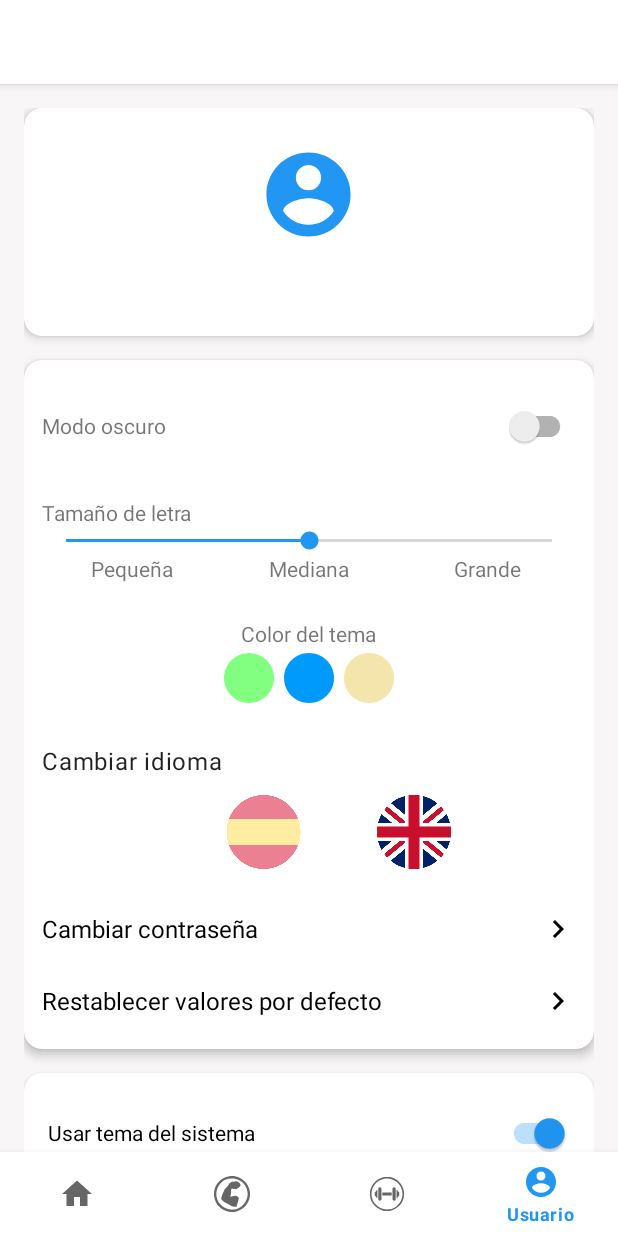
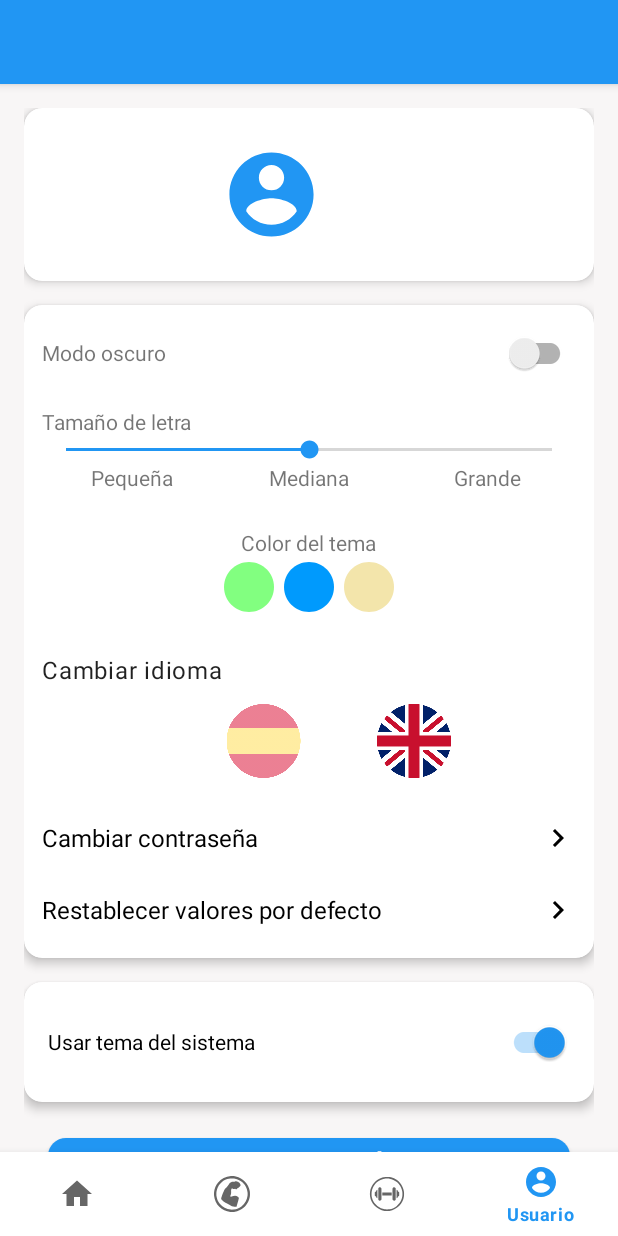
Before and after one commit to SantanaDV/app-proyecto-final-grado, an Android app: the UserFragment screen opened through its navigation route, on a phone screen of 412 x 824 dp. Run offline under Robolectric (Android 15) with nearby library versions, the phone set to English and light mode, and no system bars; our stand-ins replace data binding, navigation-ui; network calls fail.

Commit message:
Por fin he conseguido que la toolbar no se vuelva loca, ahora intentare ocultarla y si no se queda como esta

```diff
--- a/Proyecto/app/src/main/AndroidManifest.xml
+++ b/Proyecto/app/src/main/AndroidManifest.xml
@@ -1,4 +1,5 @@
 <manifest xmlns:android="http://schemas.android.com/apk/res/android"
+    xmlns:tools="http://schemas.android.com/tools"
     package="com.proyecto.facilgimapp">
 
     <uses-permission android:name="android.permission.ACCESS_NETWORK_STATE" />
@@ -12,7 +13,9 @@
         android:usesCleartextTraffic="false"
         android:roundIcon="@mipmap/ic_launcher_round"
         android:supportsRtl="true"
-        android:theme="@style/Theme.FacilGimApp">
+        android:enableOnBackInvokedCallback="true"
+        android:theme="@style/Theme.FacilGimApp"
+        tools:targetApi="33">
         <activity android:name="com.proyecto.facilgimapp.ui.activities.MainActivity"
             android:exported="true">
             <intent-filter>
--- a/Proyecto/app/src/main/java/com/proyecto/facilgimapp/ui/activities/BaseActivity.java
+++ b/Proyecto/app/src/main/java/com/proyecto/facilgimapp/ui/activities/BaseActivity.java
@@ -43,7 +43,7 @@ public abstract class BaseActivity extends AppCompatActivity {
             setTheme(R.style.Theme_Yellow);
             Log.d("THEME", "Theme aplicado: " + PreferenceManager.getThemeColor(this));
         } else {
-            setTheme(R.style.Theme_Blue);
+            setTheme(R.style.Theme_FacilGimApp);
             Log.d("THEME", "Theme aplicado: " + PreferenceManager.getThemeColor(this));
         }
 
--- a/Proyecto/app/src/main/java/com/proyecto/facilgimapp/ui/activities/MainActivity.java
+++ b/Proyecto/app/src/main/java/com/proyecto/facilgimapp/ui/activities/MainActivity.java
@@ -34,8 +34,6 @@ public class MainActivity extends BaseActivity {
         super.onCreate(savedInstanceState);
         setContentView(R.layout.activity_main);
 
-        getWindow().addFlags(WindowManager.LayoutParams.FLAG_DRAWS_SYSTEM_BAR_BACKGROUNDS);
-        getWindow().setStatusBarColor(getResources().getColor(R.color.blue_primary));
 
         // 1) Obtener el NavController
         NavHostFragment host = (NavHostFragment)
--- /dev/null
+++ b/Proyecto/app/src/main/java/com/proyecto/facilgimapp/util/BarUtils.java
@@ -0,0 +1,35 @@
+package com.proyecto.facilgimapp.util;
+
+import android.os.Build;
+import android.view.Window;
+import android.view.WindowInsets;
+import android.view.View;
+
+import androidx.annotation.ColorInt;
+import androidx.core.view.ViewCompat;
+
+public class BarUtils {
+
+    /**
+     * Cambia el color de la barra de estado:
+     * - En API>=35 dibuja un fondo con WindowInsets
+     * - En versiones anteriores usa window.statusBarColor
+     */
+    public static void setStatusBarColor(Window window, @ColorInt int color) {
+        if (Build.VERSION.SDK_INT >= Build.VERSION_CODES.VANILLA_ICE_CREAM) {
+            View decor = window.getDecorView();
+            decor.setOnApplyWindowInsetsListener((v, insets) -> {
+                // Aquí usamos android.graphics.Insets que devuelve WindowInsets.getInsets(...)
+                android.graphics.Insets sb = insets.getInsets(WindowInsets.Type.statusBars());
+                v.setBackgroundColor(color);
+                v.setPadding(0, sb.top, 0, 0);
+                return insets;
+            });
+            // Fuerza aplicación inicial de insets
+            ViewCompat.requestApplyInsets(decor);
+        } else {
+            // Comportamiento legacy para API < 35
+            window.setStatusBarColor(color);
+        }
+    }
+}
--- a/Proyecto/app/src/main/res/layout/activity_main.xml
+++ b/Proyecto/app/src/main/res/layout/activity_main.xml
@@ -2,43 +2,40 @@
     xmlns:android="http://schemas.android.com/apk/res/android"
     xmlns:app="http://schemas.android.com/apk/res-auto"
     android:layout_width="match_parent"
-    android:layout_height="match_parent">
+    android:layout_height="match_parent"
+    android:fitsSystemWindows="true">  <!--  root aplica padding de status+nav -->
 
-    <!-- AppBar: tiene id para ocultarlo entero -->
+    <!-- AppBarLayout pintado en colorPrimary, sin fitsSystemWindows extra -->
     <com.google.android.material.appbar.AppBarLayout
-        android:id="@+id/appBarLayout"
         android:layout_width="match_parent"
         android:layout_height="wrap_content"
-        android:fitsSystemWindows="true">
+        android:background="?attr/colorPrimary">
 
         <androidx.appcompat.widget.Toolbar
             android:id="@+id/toolbarMain"
             android:layout_width="match_parent"
             android:layout_height="?attr/actionBarSize"
-            android:background="@android:color/white"
-            app:title="@string/app_name"
+            android:background="?attr/colorPrimary"
+            app:titleTextColor="?attr/colorOnPrimary"
             app:popupTheme="@style/ThemeOverlay.AppCompat.Light" />
-
     </com.google.android.material.appbar.AppBarLayout>
 
-    <!-- NavHost reserva espacio bajo StatusBar -->
+    <!-- NavHost -->
     <fragment
         android:id="@+id/nav_host_fragment"
         android:name="androidx.navigation.fragment.NavHostFragment"
         android:layout_width="match_parent"
         android:layout_height="match_parent"
-        android:fitsSystemWindows="true"
         app:defaultNavHost="true"
         app:navGraph="@navigation/nav_graph"
         app:layout_behavior="@string/appbar_scrolling_view_behavior" />
 
-    <!-- BottomNav anclada al fondo -->
+    <!-- BottomNavigationView -->
     <com.google.android.material.bottomnavigation.BottomNavigationView
         android:id="@+id/bottom_nav_view"
         android:layout_width="match_parent"
         android:layout_height="wrap_content"
         android:layout_gravity="bottom"
-        android:fitsSystemWindows="true"
         app:menu="@menu/bottom_nav_menu" />
 
 </androidx.coordinatorlayout.widget.CoordinatorLayout>
--- a/Proyecto/app/src/main/res/layout/fragment_user.xml
+++ b/Proyecto/app/src/main/res/layout/fragment_user.xml
@@ -20,22 +20,23 @@
             <LinearLayout
                 android:layout_width="match_parent"
                 android:layout_height="wrap_content"
-                android:orientation="vertical"
-                android:gravity="center_horizontal">
+                android:layout_marginBottom="50dp"
+                android:gravity="center_horizontal"
+                android:orientation="vertical">
 
                 <!-- Perfil -->
                 <androidx.cardview.widget.CardView
                     android:layout_width="match_parent"
                     android:layout_height="wrap_content"
+                    android:layout_marginBottom="16dp"
                     app:cardCornerRadius="12dp"
-                    app:cardElevation="4dp"
-                    android:layout_marginBottom="16dp">
+                    app:cardElevation="4dp">
 
                     <LinearLayout
                         android:layout_width="match_parent"
                         android:layout_height="match_parent"
                         android:gravity="center_horizontal"
-                        android:orientation="vertical"
+                        android:orientation="horizontal"
                         android:padding="24dp">
 
                         <ImageView
@@ -48,7 +49,8 @@
                             android:id="@+id/tvUsername"
                             android:layout_width="wrap_content"
                             android:layout_height="wrap_content"
-                            android:layout_marginTop="12dp"
+                            android:layout_marginLeft="50dp"
+                            android:layout_marginTop="20dp"
                             android:textColor="?attr/colorOnSurface"
                             android:textSize="18sp"
                             android:textStyle="bold" />
@@ -60,9 +62,9 @@
                 <androidx.cardview.widget.CardView
                     android:layout_width="match_parent"
                     android:layout_height="wrap_content"
+                    android:layout_marginBottom="16dp"
                     app:cardCornerRadius="12dp"
-                    app:cardElevation="4dp"
-                    android:layout_marginBottom="16dp">
+                    app:cardElevation="4dp">
 
                     <LinearLayout
                         android:layout_width="match_parent"
@@ -76,7 +78,7 @@
                             android:divider="@android:color/darker_gray"
                             android:dividerHeight="1dp"
                             android:paddingTop="8dp"
-                            android:paddingBottom="8dp"/>
+                            android:paddingBottom="8dp" />
                     </LinearLayout>
                 </androidx.cardview.widget.CardView>
 
@@ -84,28 +86,28 @@
                 <androidx.cardview.widget.CardView
                     android:layout_width="match_parent"
                     android:layout_height="wrap_content"
+                    android:layout_marginBottom="16dp"
                     app:cardCornerRadius="12dp"
-                    app:cardElevation="4dp"
-                    android:layout_marginBottom="16dp">
+                    app:cardElevation="4dp">
 
                     <LinearLayout
                         android:layout_width="match_parent"
                         android:layout_height="wrap_content"
+                        android:gravity="center_vertical"
                         android:orientation="horizontal"
-                        android:padding="16dp"
-                        android:gravity="center_vertical">
+                        android:padding="16dp">
 
                         <TextView
                             android:layout_width="0dp"
                             android:layout_height="wrap_content"
                             android:layout_weight="1"
                             android:text="@string/usar_tema_del_sistema"
-                            android:textColor="?attr/colorOnSurface"/>
+                            android:textColor="?attr/colorOnSurface" />
 
                         <androidx.appcompat.widget.SwitchCompat
                             android:id="@+id/switchUseSystemTheme"
                             android:layout_width="wrap_content"
-                            android:layout_height="wrap_content"/>
+                            android:layout_height="wrap_content" />
                     </LinearLayout>
                 </androidx.cardview.widget.CardView>
 
@@ -115,8 +117,8 @@
                     style="@style/Widget.App.PrimaryButton"
                     android:layout_width="match_parent"
                     android:layout_height="wrap_content"
-                    android:text="@string/cerrar_sesi_n"
-                    android:layout_marginBottom="32dp"/>
+                    android:layout_marginBottom="32dp"
+                    android:text="@string/cerrar_sesi_n" />
             </LinearLayout>
         </androidx.core.widget.NestedScrollView>
     </androidx.coordinatorlayout.widget.CoordinatorLayout>
--- a/Proyecto/app/src/main/res/layout/item_option_dark_mode.xml
+++ b/Proyecto/app/src/main/res/layout/item_option_dark_mode.xml
@@ -1,16 +1,18 @@
-
 <LinearLayout xmlns:android="http://schemas.android.com/apk/res/android"
     android:layout_width="match_parent"
     android:layout_height="wrap_content"
     android:orientation="horizontal"
-    android:padding="12dp">
+    android:paddingLeft="12dp"
+    android:paddingRight="12dp">
+
     <TextView
         android:layout_width="0dp"
         android:layout_height="wrap_content"
         android:layout_weight="1"
-        android:text="@string/label_dark_mode"/>
+        android:text="@string/label_dark_mode" />
+
     <androidx.appcompat.widget.SwitchCompat
         android:id="@+id/switchDarkMode"
         android:layout_width="wrap_content"
-        android:layout_height="wrap_content"/>
+        android:layout_height="wrap_content" />
 </LinearLayout>
--- a/Proyecto/app/src/main/res/values-night/themes.xml
+++ b/Proyecto/app/src/main/res/values-night/themes.xml
@@ -1,24 +1,15 @@
+<?xml version="1.0" encoding="utf-8"?>
 <resources xmlns:tools="http://schemas.android.com/tools">
+
+
+    <!-- Modo oscuro: reutilizamos Theme.FacilGimApp, sólo cambiamos surface/background defs -->
     <style name="Theme.FacilGimApp" parent="Theme.MaterialComponents.DayNight.NoActionBar">
-        <!-- Primary / Secondary como ya lo tienes… -->
-        <item name="buttonStyle">@style/Widget.App.PrimaryButton</item>
+        <item name="android:windowDrawsSystemBarBackgrounds">true</item>
 
-        <item name="colorPrimary">@color/purple_200</item>
-        <item name="colorPrimaryVariant">@color/purple_700</item>
-        <item name="colorOnPrimary">@color/black</item>
-        <item name="colorSecondary">@color/teal_200</item>
-        <item name="colorSecondaryVariant">@color/teal_200</item>
-        <item name="colorOnSecondary">@color/black</item>
+        <!-- surface / fondo oscuro -->
+        <item name="colorSurface">@color/teal_700</item>
+        <item name="colorOnSurface">@color/red_900</item>
+        <item name="android:windowBackground">@color/yellow_200</item>
+    </style>
 
-        <item name="colorSurface">@color/colorSurface</item>
-        <item name="colorOnSurface">@color/colorOnSurface</item>
-        <item name="colorOnSurfaceVariant">@color/colorOnSurfaceVariant</item>
-        <!-- Pinta el fondo de la ventana -->
-        <item name="android:windowBackground">@color/colorBackground</item>
-        <item name="android:statusBarColor">?attr/colorPrimaryVariant</item>
-
-        <item name="android:windowDrawsSystemBarBackgrounds">true</item>
-        <item name="android:navigationBarColor">@color/colorBackground</item>
-
-    </style>
 </resources>
--- a/Proyecto/app/src/main/res/values/colors.xml
+++ b/Proyecto/app/src/main/res/values/colors.xml
@@ -15,13 +15,17 @@
     <color name="green_500">#4CAF50</color>
     <color name="green_700">#388E3C</color>
     <color name="green_900">#1B5E20</color>
+    <color name="green_200">#A5D6A7</color>
+
 
 
     <color name="blue_500">#2196F3</color>
     <color name="blue_700">#1976D2</color>
     <color name="blue_600">#1E88E5</color>
     <color name="blue_900">#0D47A1</color>
+    <color name="blue_200">#90CAF9</color>
     <color name="teal_200">#03DAC5</color>
+    <color name="teal_700">#00796B</color>
 
     <color name="red_500">#F44336</color>
     <color name="red_700">#D32F2F</color>
@@ -29,6 +33,7 @@
 
     <color name="yellow_500">#FFEB3B</color>
     <color name="yellow_700">#FBC02D</color>
+    <color name="yellow_200">#FFF59D</color>
     <color name="yellow_900">#F57F17</color>
 
     <color name="white">#FFFFFF</color>
--- a/Proyecto/app/src/main/res/values/styles.xml
+++ b/Proyecto/app/src/main/res/values/styles.xml
@@ -36,4 +36,6 @@
         <item name="android:textColor">@color/white</item>
     </style>
 
+
+
 </resources>
--- a/Proyecto/app/src/main/res/values/themes.xml
+++ b/Proyecto/app/src/main/res/values/themes.xml
@@ -1,56 +1,34 @@
 <?xml version="1.0" encoding="utf-8"?>
 <resources>
 
-    <!-- Tema base de la aplicación -->
+    <!-- Tema base, MaterialComponents con DayNight y sin ActionBar -->
     <style name="Theme.FacilGimApp" parent="Theme.MaterialComponents.DayNight.NoActionBar">
+        <!-- 1) Sistema pinta las barras con nuestros colores -->
+        <item name="android:windowDrawsSystemBarBackgrounds">true</item>
+        <item name="android:statusBarColor">?attr/colorPrimaryVariant</item>
+        <item name="android:navigationBarColor">?attr/colorPrimary</item>
 
-        <item name="buttonStyle">@style/Widget.App.PrimaryButton</item>
-        <item name="android:windowDrawsSystemBarBackgrounds">true</item>
-
-        <item name="colorOnSurfaceVariant">@color/colorOnSurfaceVariant</item>
-        <!-- Primary / Secondary -->
+        <!-- 2) Colores Material (default azul) -->
         <item name="colorPrimary">@color/blue_500</item>
         <item name="colorPrimaryVariant">@color/blue_700</item>
-        <item name="colorOnPrimary">@color/white</item>
         <item name="colorSecondary">@color/blue_500</item>
-        <item name="colorSecondaryVariant">@color/blue_700</item>
+        <!-- …otros atributos… -->
 
-        <!-- Surface / Background -->
-        <item name="colorSurface">@color/colorSurface</item>
-        <item name="colorOnSurface">@color/colorOnSurface</item>
-        <!-- Pinta el fondo de la ventana -->
-        <item name="android:windowBackground">@color/colorBackground</item>
-
-        <!-- Barra de estado y navegación -->
-        <item name="android:statusBarColor">?attr/colorPrimary</item>
-        <item name="android:navigationBarColor">@color/colorBackground</item>
-
-
+        <!-- 3) Fondo de ventana también en colorPrimary -->
+        <item name="android:windowBackground">?attr/colorPrimary</item>
     </style>
 
-    <!-- Variantes de tema en otros colores -->
-    <style name="Theme_Green" parent="Theme.FacilGimApp">
+    <!-- Variante verde -->
+    <style name="Theme.Green" parent="Theme.FacilGimApp">
         <item name="colorPrimary">@color/green_500</item>
         <item name="colorPrimaryVariant">@color/green_700</item>
-        <item name="colorOnPrimary">@color/white</item>
-        <item name="colorSecondary">@color/green_500</item>
-        <item name="colorSecondaryVariant">@color/green_700</item>
+        <!-- ya hereda windowBackground, statusBarColor y navigationBarColor -->
     </style>
 
-    <style name="Theme_Blue" parent="Theme.FacilGimApp">
-        <item name="colorPrimary">@color/blue_500</item>
-        <item name="colorPrimaryVariant">@color/blue_700</item>
-        <item name="colorOnPrimary">@color/white</item>
-        <item name="colorSecondary">@color/blue_500</item>
-        <item name="colorSecondaryVariant">@color/blue_700</item>
-    </style>
-
-    <style name="Theme_Yellow" parent="Theme.FacilGimApp">
+    <!-- Variante amarilla -->
+    <style name="Theme.Yellow" parent="Theme.FacilGimApp">
         <item name="colorPrimary">@color/yellow_500</item>
         <item name="colorPrimaryVariant">@color/yellow_700</item>
-        <item name="colorOnPrimary">@color/white</item>
-        <item name="colorSecondary">@color/yellow_500</item>
-        <item name="colorSecondaryVariant">@color/yellow_700</item>
     </style>
 
     <!-- Aplica a los números de cada día -->
```
